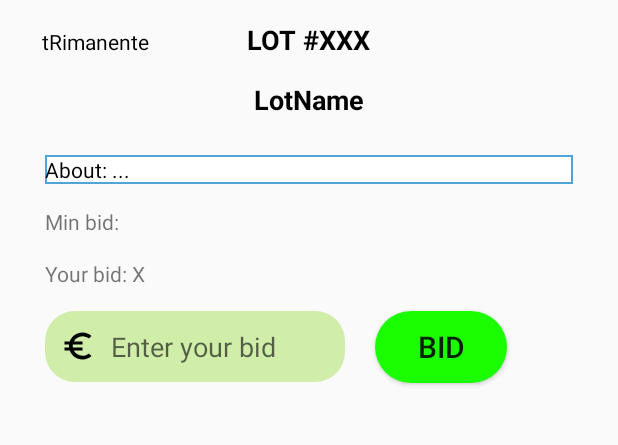
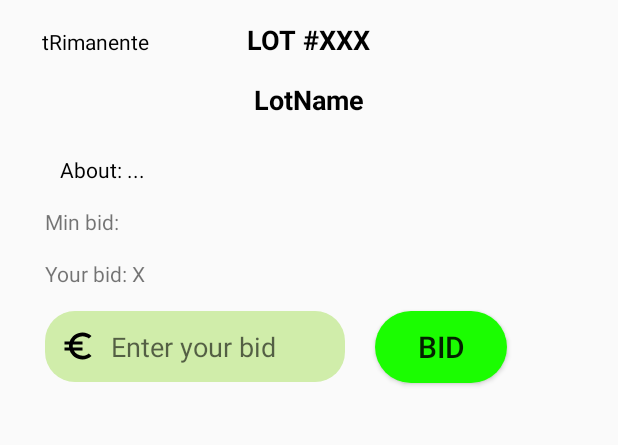
Before and after one commit to Cerlonghish/Illon, an Android app: the screen it shows after launch (LotActivity), after a tap on "LOGIN", on a phone screen of 412 x 824 dp, the part 125-570 px from its top. Run offline under Robolectric (Android 15) with nearby library versions, the phone set to English and light mode, and no system bars; 22 statements that could not run were skipped.

Commit message:
colori cambiati, tolti bordi textfield (descrizione), onBackPressed non deve fare nulla

```diff
--- a/app/src/main/java/com/example/android/illon/DownloadImageFromInternet.java
+++ b/app/src/main/java/com/example/android/illon/DownloadImageFromInternet.java
@@ -16,7 +16,7 @@ public class DownloadImageFromInternet extends AsyncTask<String, Void, Bitmap> {
             in = new java.net.URL(imageURL).openStream();
             bimage = BitmapFactory.decodeStream(in);
             in.close();
-            Log.d("BIMAGE: ", "doInBackground: "+bimage.toString());
+            Log.d("BIMAGE", "doInBackground: "+bimage.toString());
         } catch (Exception e) {
             Log.e("Error Message", e.getMessage());
             e.printStackTrace();
--- a/app/src/main/java/com/example/android/illon/LoginActivity.java
+++ b/app/src/main/java/com/example/android/illon/LoginActivity.java
@@ -25,7 +25,7 @@ import javax.xml.parsers.ParserConfigurationException;
 
 public class LoginActivity extends Activity {
     private static final String url = "http://164.132.47.236/illon/illon_api/user/";
-    private static final String api_read_one = url + "read_one_name.php";
+    private static final String api_read_one = url + "read_one_name0.php";
     private static final String api_create = url + "create.php";
     private String username;
     private String read_username;
@@ -51,6 +51,11 @@ public class LoginActivity extends Activity {
                 connect();
             }
         });
+    }
+
+    @Override
+    public void onBackPressed() {
+        //non fa niente perchè di si
     }
 
     /**
--- a/app/src/main/res/drawable/back_item.xml
+++ b/app/src/main/res/drawable/back_item.xml
@@ -1,6 +1,6 @@
 <?xml version="1.0" encoding="utf-8"?>
 <shape xmlns:android="http://schemas.android.com/apk/res/android"
     android:shape="rectangle">
-    <solid android:color="#ccc"/>
+    <solid android:color="@color/verde_chiaro"/>
     <corners android:radius="15dp"/>
 </shape>
--- a/app/src/main/res/layout/current_lot.xml
+++ b/app/src/main/res/layout/current_lot.xml
@@ -16,7 +16,8 @@
         android:layout_marginStart="12dp"
         android:layout_marginTop="9dp"
         android:contentDescription="TODO"
-        tools:srcCompat="@drawable/illon_logo" />
+        tools:srcCompat="@drawable/illon_logo"
+        />
 
     <TextView
         android:id="@+id/money"
@@ -110,9 +111,11 @@
         android:layout_marginLeft="30dp"
         android:layout_marginTop="9dp"
         android:layout_marginRight="30dp"
-        android:background="@drawable/text_aboout"
+        android:background="#00000000"
         android:text="About: ..."
-        android:textColor="@android:color/black" />
+        android:textColor="@android:color/black"
+        android:paddingStart="10dp"
+        />
 
     <TextView
         android:id="@+id/minBid"
--- a/app/src/main/res/layout/product_item.xml
+++ b/app/src/main/res/layout/product_item.xml
@@ -3,8 +3,8 @@
     xmlns:app="http://schemas.android.com/apk/res-auto"
     xmlns:tools="http://schemas.android.com/tools"
     android:layout_width="match_parent"
+    android:layout_height="95dp"
     android:layout_gravity="center_horizontal"
-    android:layout_height="95dp"
     android:background="@drawable/back_item">
 
     <!--    <ImageView
@@ -76,8 +76,8 @@
         android:layout_height="85dp"
         android:layout_marginStart="16dp"
         android:layout_marginTop="5dp"
+        android:src="@drawable/illon_logo"
         app:layout_constraintStart_toStartOf="parent"
-        app:layout_constraintTop_toTopOf="parent"
-        android:src="@drawable/illon_logo" />
+        app:layout_constraintTop_toTopOf="parent" />
 
 </android.support.constraint.ConstraintLayout>
--- a/app/src/main/res/layout/user_layout.xml
+++ b/app/src/main/res/layout/user_layout.xml
@@ -4,7 +4,7 @@
     android:layout_width="match_parent"
     android:layout_height="match_parent"
     xmlns:app="http://schemas.android.com/apk/res-auto"
-    android:background="@color/verde_chiaro">
+    android:background="@color/bianco">
 
     <Button
         android:id="@+id/back"
--- a/app/src/main/res/values/colors.xml
+++ b/app/src/main/res/values/colors.xml
@@ -1,5 +1,6 @@
 <?xml version="1.0" encoding="utf-8"?>
 <resources>
+    <color name="bianco">#FFFFFF</color>
     <color name="colorPrimary">#008577</color>
     <color name="colorPrimaryDark">#00574B</color>
     <color name="colorAccent">#D81B60</color>
```
